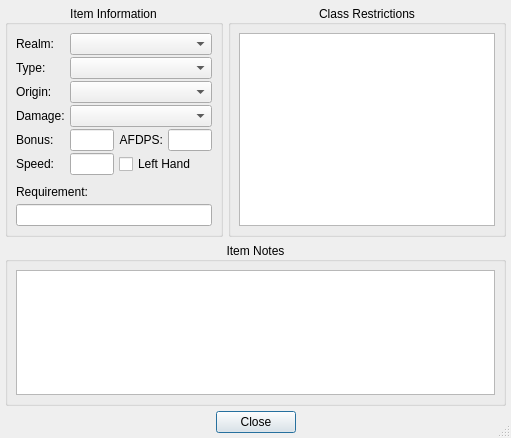
First picture: the form in interface/ItemInfoDialog.ui, repository WesRoach/SpellcraftingCalculator, before the edit.
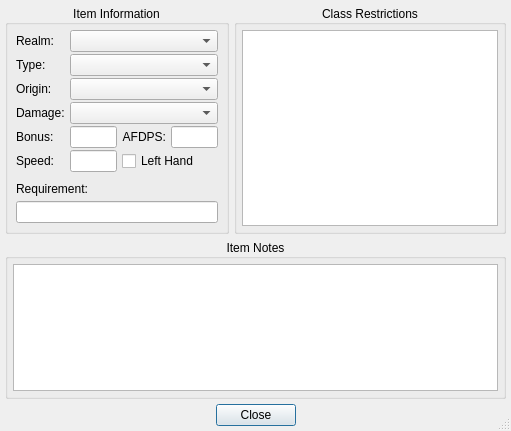
Second picture: the form after the edit.

Diff of the .ui file:
```diff
--- a/interface/ItemInfoDialog.ui
+++ b/interface/ItemInfoDialog.ui
@@ -10,7 +10,7 @@
     <x>0</x>
     <y>0</y>
     <width>511</width>
-    <height>438</height>
+    <height>431</height>
    </rect>
   </property>
   <property name="windowTitle">
@@ -74,7 +74,7 @@
          <number>8</number>
         </property>
         <property name="topMargin">
-         <number>8</number>
+         <number>5</number>
         </property>
         <property name="rightMargin">
          <number>8</number>
@@ -122,7 +122,7 @@
          </widget>
         </item>
         <item row="6" column="0" colspan="4">
-         <layout class="QVBoxLayout">
+         <layout class="QVBoxLayout" name="ItemRequirementLayout">
           <property name="spacing">
            <number>5</number>
           </property>
@@ -289,16 +289,16 @@
          <number>5</number>
         </property>
         <property name="leftMargin">
-         <number>8</number>
+         <number>5</number>
         </property>
         <property name="topMargin">
-         <number>8</number>
+         <number>5</number>
         </property>
         <property name="rightMargin">
-         <number>8</number>
+         <number>5</number>
         </property>
         <property name="bottomMargin">
-         <number>8</number>
+         <number>5</number>
         </property>
         <item>
          <widget class="QListWidget" name="ItemRestrictionList">
@@ -331,16 +331,16 @@
        <number>0</number>
       </property>
       <property name="leftMargin">
-       <number>8</number>
+       <number>5</number>
       </property>
       <property name="topMargin">
-       <number>8</number>
+       <number>5</number>
       </property>
       <property name="rightMargin">
-       <number>8</number>
+       <number>5</number>
       </property>
       <property name="bottomMargin">
-       <number>8</number>
+       <number>5</number>
       </property>
       <item>
        <widget class="QTextEdit" name="ItemNotes">
```
Left out of the diff: 86 changed lines with no effect on the pictures.
